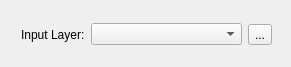
The window that ui/input_layer_selector.ui (balakumaran247/shp-feature-selector) describes before a commit, drawn with Qt 5.
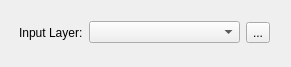
The same window after the commit.

Commit message: updated: layer selector ui

Patch:
```diff
--- a/ui/input_layer_selector.ui
+++ b/ui/input_layer_selector.ui
@@ -13,10 +13,16 @@
   <property name="windowTitle">
    <string>Form</string>
   </property>
-  <layout class="QVBoxLayout" name="verticalLayout_2">
-   <item>
     <widget class="QWidget" name="selector_widget" native="true">
-     <widget class="QWidget" name="">
+   <property name="geometry">
+    <rect>
+     <x>9</x>
+     <y>9</y>
+     <width>273</width>
+     <height>49</height>
+    </rect>
+   </property>
+   <widget class="QWidget" name="layoutWidget">
       <property name="geometry">
        <rect>
         <x>10</x>
@@ -49,8 +55,6 @@
       </layout>
      </widget>
     </widget>
-   </item>
-  </layout>
  </widget>
  <resources/>
  <connections/>
```
Lines whose indentation alone changed are shown as unchanged. The commit also changes 1 other file.
